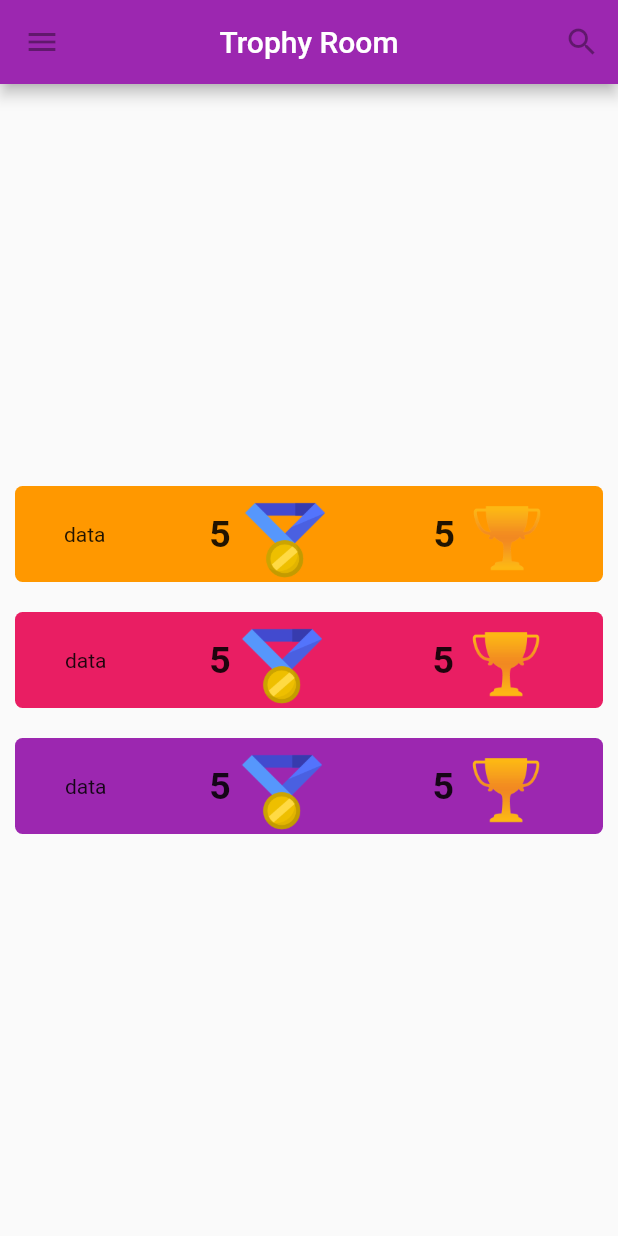
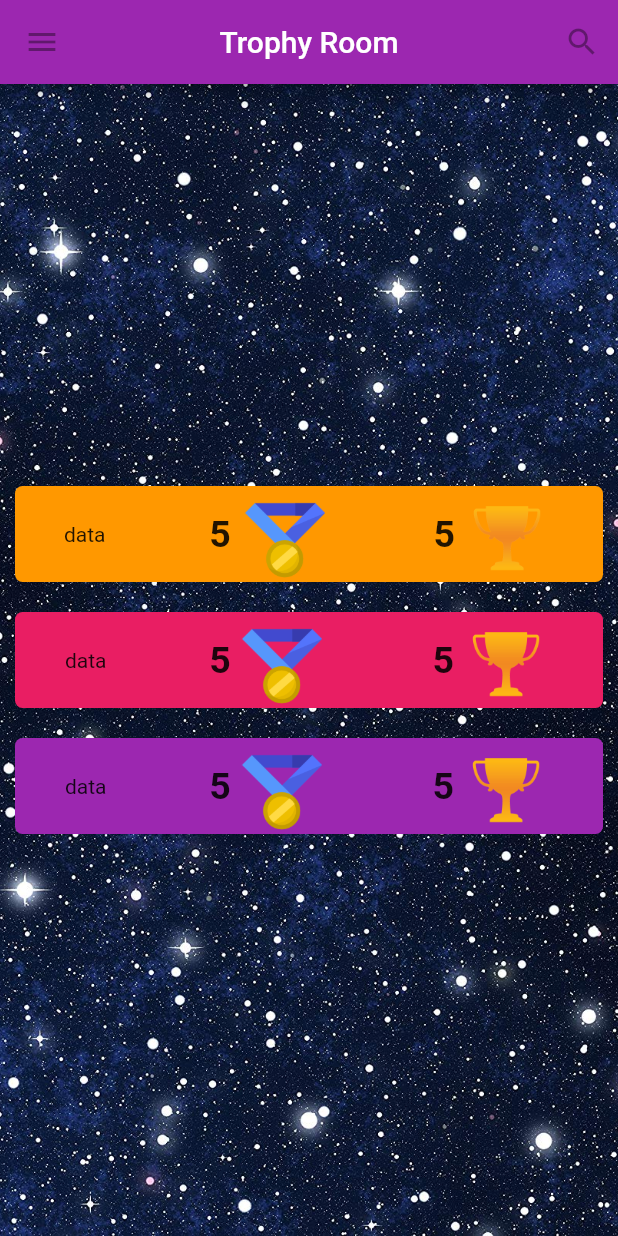
Before and after one commit to jhonmaycon94/GSL_Project, a Flutter app: the screen it shows after launch, on a phone screen of 412 x 824 dp. Run offline on Flutter 3.47's test engine with Material 2 defaults, Android fonts, the phone set to English and light mode, and no system bars.

Commit message:
trophy room completed

```diff
--- a/sensori/lib/pages/trophyRoomPage.dart
+++ b/sensori/lib/pages/trophyRoomPage.dart
@@ -32,7 +32,20 @@ class _TrophyRoomPageState extends State<TrophyRoomPage> {
           ],
         ),
         body: new Container(
-            child: new Column(
+            child: new Stack(
+          children: <Widget>[
+            new Container(
+              //color: Colors.redAccent,
+              decoration: BoxDecoration(
+                image: DecorationImage(
+                  image: AssetImage(
+                    "assets/images/starry-background.jpg"
+                  ),
+                  fit: BoxFit.cover
+                  )
+              ),
+            ),
+            new Column(
                 mainAxisAlignment: MainAxisAlignment.center,
                 children: <Widget>[
                   new Container(
@@ -173,7 +186,8 @@ class _TrophyRoomPageState extends State<TrophyRoomPage> {
                                 ),
                                 margin: EdgeInsets.all(10.0),
                                 child: new Row(
-                              mainAxisAlignment: MainAxisAlignment.spaceAround,
+                                  mainAxisAlignment:
+                                      MainAxisAlignment.spaceAround,
                                   children: <Widget>[
                                     new Container(
                                       child: new Text("data"),
@@ -233,6 +247,8 @@ class _TrophyRoomPageState extends State<TrophyRoomPage> {
                       ),
                     ],
                   ))
-            ])));
+                ]),
+          ],
+        )));
   }
 }
```
Also changed, not shown: sensori/assets/images/coin-icon.png (deleted), sensori/assets/images/trophy-icon.png (deleted). Lines whose indentation alone changed are shown as unchanged.
